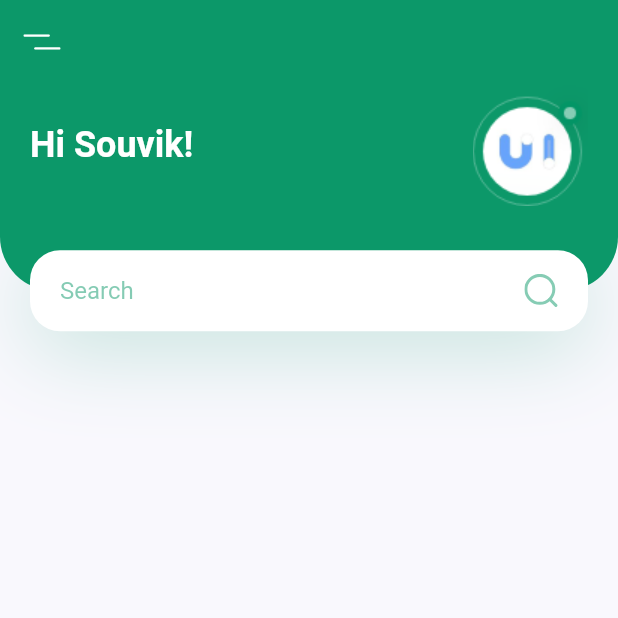
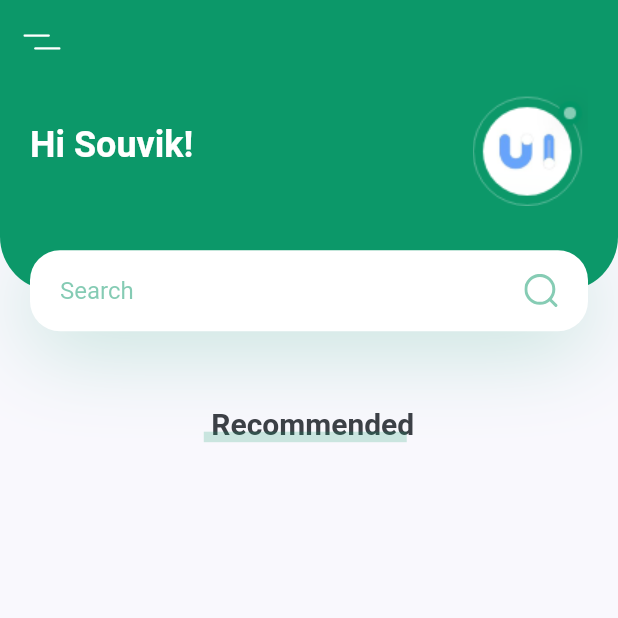
Before and after one commit to souvik150/Plant-App, a Flutter app: the screen it shows after launch, on a phone screen of 412 x 824 dp, the top half of it. Run offline on Flutter 3.47's test engine with Material 2 defaults, Android fonts, the phone set to English and light mode, and no system bars; our stand-ins replace flutter_svg.

Commit message:
feat: section

```diff
--- a/lib/screens/home/components/body.dart
+++ b/lib/screens/home/components/body.dart
@@ -2,6 +2,7 @@
 
 import 'package:flutter/material.dart';
 import 'package:plant_app/screens/home/components/header_with_searchbox.dart';
+import 'package:plant_app/constants.dart';
 
 class Body extends StatelessWidget {
   @override
@@ -12,6 +13,29 @@ class Body extends StatelessWidget {
       child: Column(
         children: <Widget>[
           HeaderWithSearchBox(size: size),
+          Container(
+              height: 24,
+              child: Stack(
+                children: <Widget>[
+                  Padding(
+                    padding: const EdgeInsets.only(left: kDefaultPadding / 4),
+                    child: Text(
+                      "Recommended",
+                      style:
+                          TextStyle(fontSize: 20, fontWeight: FontWeight.bold),
+                    ),
+                  ),
+                  Positioned(
+                      bottom: 0,
+                      left: 0,
+                      right: 0,
+                      child: Container(
+                        margin: EdgeInsets.only(right: kDefaultPadding / 4),
+                        height: 7,
+                        color: kPrimaryColor.withOpacity(0.2),
+                      ))
+                ],
+              ))
         ],
       ),
     );
--- a/lib/screens/home/components/header_with_searchbox.dart
+++ b/lib/screens/home/components/header_with_searchbox.dart
@@ -15,6 +15,7 @@ class HeaderWithSearchBox extends StatelessWidget {
   @override
   Widget build(BuildContext context) {
     return Container(
+        margin: EdgeInsets.only(bottom: kDefaultPadding * 2.5),
         // It will cover 20% of our total height
         height: size.height * 0.2,
         child: Stack(
```
